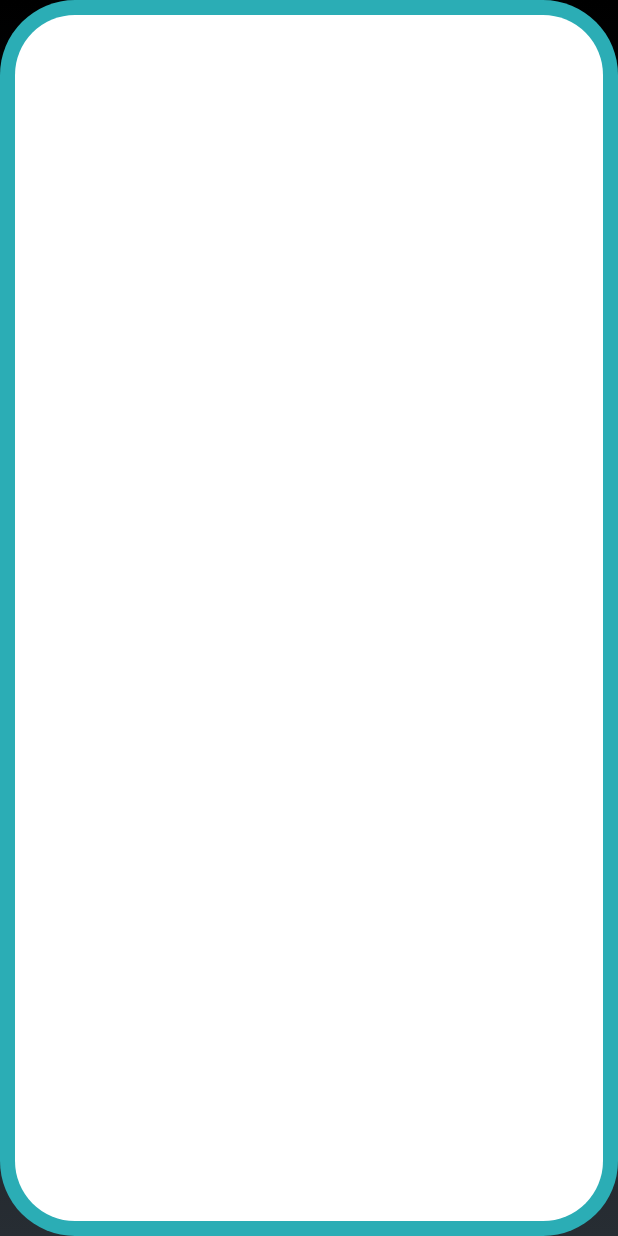
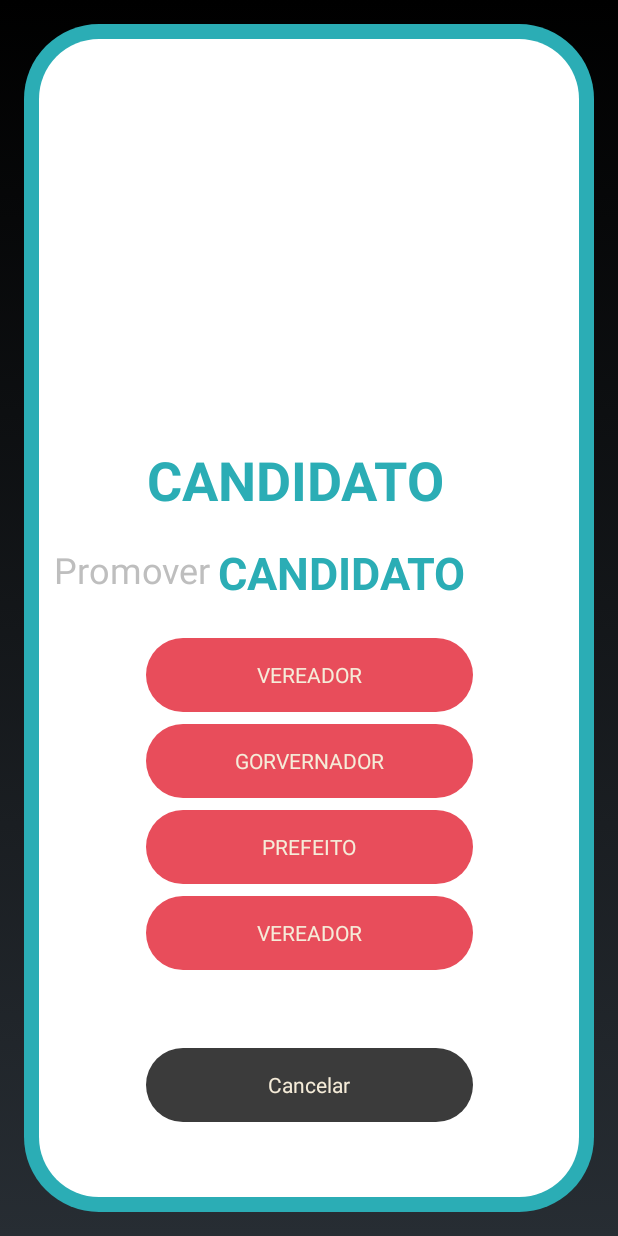
Before and after one commit to AlucardFAS/KingMe-President-Mobile, an Android app: the layout activity_pop_up_selecionar.xml on its own in the app's theme, with its tools: preview values and no code run, on a phone screen of 412 x 824 dp. Run offline under Robolectric (Android 15) with nearby library versions, the phone set to English and light mode, and no system bars.

Commit message:
Correções gráficas Pop Up

```diff
--- a/app/src/main/java/com/dfgv/presidenciaveis/MainActivity.java
+++ b/app/src/main/java/com/dfgv/presidenciaveis/MainActivity.java
@@ -36,7 +36,7 @@ public class MainActivity extends Activity {
 //
 //                        startActivity(intent);
 
-                Intent i = new Intent(MainActivity.this, PopUpSelecionar.class);
+                Intent i = new Intent(MainActivity.this, PopUpVotar.class);
                 startActivity(i);
             }
         });
--- a/app/src/main/java/com/dfgv/presidenciaveis/PopUpSelecionar.java
+++ b/app/src/main/java/com/dfgv/presidenciaveis/PopUpSelecionar.java
@@ -26,7 +26,7 @@ public class PopUpSelecionar extends Activity {
         int width = dm.widthPixels;
         int height = dm.heightPixels;
 
-        getWindow().setLayout((int)(width*.85), (int)(height*.70));
+        //getWindow().setLayout((int)(width*.85), (int)(height*.90));
 
         WindowManager.LayoutParams params = getWindow().getAttributes();
         params.gravity = Gravity.CENTER;
--- a/app/src/main/java/com/dfgv/presidenciaveis/PopUpVotar.java
+++ b/app/src/main/java/com/dfgv/presidenciaveis/PopUpVotar.java
@@ -11,11 +11,13 @@ import android.view.View;
 import android.view.Window;
 import android.view.WindowManager;
 import android.widget.Button;
+import android.widget.TextView;
 
 public class PopUpVotar extends Activity {
 
     Button btnClose;
     Button btnYes;
+    TextView candidato;
 
     @Override
     protected void onCreate(Bundle savedInstanceState) {
@@ -25,6 +27,8 @@ public class PopUpVotar extends Activity {
 
         setContentView(R.layout.activity_pop_up_votar);
 
+
+        candidato = findViewById(R.id.txtCandidato);
         btnClose = findViewById(R.id.btnCancelar);
         btnClose.setOnClickListener(new View.OnClickListener() {
             @Override
@@ -41,16 +45,6 @@ public class PopUpVotar extends Activity {
             }
         });
 
-
-
-        DisplayMetrics dm = new DisplayMetrics();
-        getWindowManager().getDefaultDisplay().getMetrics(dm);
-
-        int width = dm.widthPixels;
-        int height = dm.heightPixels;
-
-        getWindow().setLayout((int)(width*.85), (int)(height*.50));
-
         WindowManager.LayoutParams params = getWindow().getAttributes();
         params.gravity = Gravity.CENTER;
         params.x = 0;
--- a/app/src/main/res/layout/activity_pop_up_selecionar.xml
+++ b/app/src/main/res/layout/activity_pop_up_selecionar.xml
@@ -4,14 +4,131 @@
     xmlns:tools="http://schemas.android.com/tools"
     android:layout_width="match_parent"
     android:layout_height="match_parent"
+    android:layout_margin="16dp"
     android:background="@drawable/pop_bg">
 
     <android.support.constraint.ConstraintLayout xmlns:android="http://schemas.android.com/apk/res/android"
-    xmlns:app="http://schemas.android.com/apk/res-auto"
-    xmlns:tools="http://schemas.android.com/tools"
-    android:layout_width="match_parent"
-    android:layout_height="match_parent"
-    android:background="@drawable/pop_border">
+        xmlns:app="http://schemas.android.com/apk/res-auto"
+        xmlns:tools="http://schemas.android.com/tools"
+        android:layout_width="match_parent"
+        android:layout_height="match_parent"
+        android:background="@drawable/pop_border"
+        tools:layout_editor_absoluteX="16dp"
+        tools:layout_editor_absoluteY="90dp">>
 
+        <Button
+            android:id="@+id/btnCancelar"
+            android:layout_width="218dp"
+            android:layout_height="49dp"
+            android:layout_marginBottom="40dp"
+            android:layout_marginEnd="8dp"
+            android:layout_marginStart="8dp"
+            android:background="@drawable/pop_cancelar"
+            android:text="Cancelar"
+            android:textColor="#F5ECD9"
+            app:layout_constraintBottom_toBottomOf="parent"
+            app:layout_constraintEnd_toEndOf="parent"
+            app:layout_constraintStart_toStartOf="parent" />
+
+        <Button
+            android:id="@+id/btnSenador"
+            android:layout_width="218dp"
+            android:layout_height="49dp"
+            android:layout_marginBottom="52dp"
+            android:layout_marginEnd="8dp"
+            android:layout_marginStart="8dp"
+            android:background="@drawable/pop_selecionar"
+            android:text="VEREADOR"
+            android:textColor="#F5ECD9"
+            app:layout_constraintBottom_toTopOf="@+id/btnCancelar"
+            app:layout_constraintEnd_toEndOf="parent"
+            app:layout_constraintStart_toStartOf="parent" />
+
+        <Button
+            android:id="@+id/btnGovernador"
+            android:layout_width="218dp"
+            android:layout_height="49dp"
+            android:layout_marginBottom="8dp"
+            android:layout_marginEnd="8dp"
+            android:layout_marginStart="8dp"
+            android:background="@drawable/pop_selecionar"
+            android:text="GORVERNADOR"
+            android:textColor="#F5ECD9"
+            app:layout_constraintBottom_toTopOf="@+id/btnPrefeito"
+            app:layout_constraintEnd_toEndOf="parent"
+            app:layout_constraintStart_toStartOf="parent" />
+
+        <Button
+            android:id="@+id/btnPrefeito"
+            android:layout_width="218dp"
+            android:layout_height="49dp"
+            android:layout_marginBottom="8dp"
+            android:layout_marginEnd="8dp"
+            android:layout_marginStart="8dp"
+            android:background="@drawable/pop_selecionar"
+            android:text="PREFEITO"
+            android:textColor="#F5ECD9"
+            app:layout_constraintBottom_toTopOf="@+id/btnSenador"
+            app:layout_constraintEnd_toEndOf="parent"
+            app:layout_constraintStart_toStartOf="parent" />
+
+        <Button
+            android:id="@+id/btnVereador"
+            android:layout_width="218dp"
+            android:layout_height="49dp"
+            android:layout_marginBottom="8dp"
+            android:layout_marginEnd="8dp"
+            android:layout_marginStart="8dp"
+            android:background="@drawable/pop_selecionar"
+            android:text="VEREADOR"
+            android:textColor="#F5ECD9"
+            app:layout_constraintBottom_toTopOf="@+id/btnGovernador"
+            app:layout_constraintEnd_toEndOf="parent"
+            app:layout_constraintStart_toStartOf="parent" />
+
+        <TextView
+            android:id="@+id/txtCandidato"
+            android:layout_width="205dp"
+            android:layout_height="47dp"
+            android:layout_marginBottom="8dp"
+            android:layout_marginEnd="8dp"
+            android:layout_marginStart="8dp"
+            android:layout_marginTop="8dp"
+            android:text="CANDIDATO"
+            android:textColor="#2BADB5"
+            android:textSize="36sp"
+            android:textStyle="bold"
+            android:visibility="visible"
+            app:layout_constraintBottom_toTopOf="@+id/txtCandidato2"
+            app:layout_constraintEnd_toEndOf="parent"
+            app:layout_constraintHorizontal_bias="0.454"
+            app:layout_constraintStart_toStartOf="parent"
+            app:layout_constraintTop_toTopOf="parent"
+            app:layout_constraintVertical_bias="0.959" />
+
+        <TextView
+            android:id="@+id/txtPromover"
+            android:layout_width="109dp"
+            android:layout_height="46dp"
+            android:layout_marginBottom="16dp"
+            android:text="Promover"
+            android:textSize="24sp"
+            android:typeface="sans"
+            android:visibility="visible"
+            app:layout_constraintBottom_toTopOf="@+id/btnVereador"
+            tools:layout_editor_absoluteX="26dp" />
+
+        <TextView
+            android:id="@+id/txtCandidato2"
+            android:layout_width="172dp"
+            android:layout_height="48dp"
+            android:layout_marginBottom="16dp"
+            android:text="CANDIDATO"
+            android:textColor="#2BADB5"
+            android:textSize="30sp"
+            android:textStyle="bold"
+            android:visibility="visible"
+            app:layout_constraintBottom_toTopOf="@+id/btnVereador"
+            app:layout_constraintStart_toEndOf="@+id/txtPromover" />
     </android.support.constraint.ConstraintLayout>
 </android.support.constraint.ConstraintLayout>
--- a/app/src/main/res/layout/activity_pop_up_votar.xml
+++ b/app/src/main/res/layout/activity_pop_up_votar.xml
@@ -4,6 +4,8 @@
     xmlns:tools="http://schemas.android.com/tools"
     android:layout_width="match_parent"
     android:layout_height="match_parent"
+    android:layout_marginHorizontal="16dp"
+    android:layout_marginVertical="100dp"
     android:background="@drawable/pop_bg">
 
 
```
